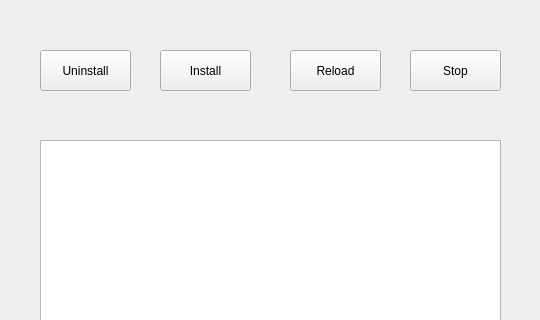
Old version of the form PMS_APP/Pms_ui.ui in the repository Tan120401/PMS_AUTO; both pictures show x 0 to 540 and y 0 to 320 of the 540 by 750 pixel window.
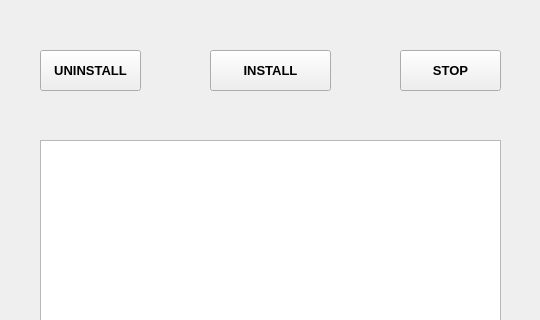
New version of the form.

What changed in the file:
```diff
--- a/PMS_APP/Pms_ui.ui
+++ b/PMS_APP/Pms_ui.ui
@@ -10,6 +10,13 @@
     <height>750</height>
    </rect>
   </property>
+  <property name="font">
+   <font>
+    <family>Arial</family>
+    <pointsize>12</pointsize>
+    <bold>true</bold>
+   </font>
+  </property>
   <property name="windowTitle">
    <string>System Power Management Uninstall/ Install App</string>
   </property>
@@ -19,38 +26,59 @@
      <rect>
       <x>40</x>
       <y>50</y>
-      <width>91</width>
+      <width>101</width>
       <height>41</height>
      </rect>
     </property>
+    <property name="font">
+     <font>
+      <family>Arial</family>
+      <pointsize>10</pointsize>
+      <bold>true</bold>
+     </font>
+    </property>
     <property name="text">
-     <string>Uninstall</string>
+     <string>UNINSTALL</string>
     </property>
    </widget>
    <widget class="QPushButton" name="installBtn">
     <property name="geometry">
      <rect>
-      <x>160</x>
+      <x>210</x>
       <y>50</y>
-      <width>91</width>
+      <width>121</width>
       <height>41</height>
      </rect>
     </property>
+    <property name="font">
+     <font>
+      <family>Arial</family>
+      <pointsize>10</pointsize>
+      <bold>true</bold>
+     </font>
+    </property>
     <property name="text">
-     <string>Install</string>
+     <string>INSTALL</string>
     </property>
    </widget>
    <widget class="QPushButton" name="stopBtn">
     <property name="geometry">
      <rect>
-      <x>410</x>
+      <x>400</x>
       <y>50</y>
-      <width>91</width>
+      <width>101</width>
       <height>41</height>
      </rect>
     </property>
+    <property name="font">
+     <font>
+      <family>Arial</family>
+      <pointsize>10</pointsize>
+      <bold>true</bold>
+     </font>
+    </property>
     <property name="text">
-     <string>Stop</string>
+     <string>STOP</string>
     </property>
    </widget>
    <widget class="QTableView" name="tableResult">
@@ -62,18 +90,12 @@
       <height>581</height>
      </rect>
     </property>
-   </widget>
-   <widget class="QPushButton" name="reloadBtn">
-    <property name="geometry">
-     <rect>
-      <x>290</x>
-      <y>50</y>
-      <width>91</width>
-      <height>41</height>
-     </rect>
-    </property>
-    <property name="text">
-     <string>Reload</string>
+    <property name="font">
+     <font>
+      <family>Arial</family>
+      <pointsize>10</pointsize>
+      <bold>false</bold>
+     </font>
     </property>
    </widget>
   </widget>
```
